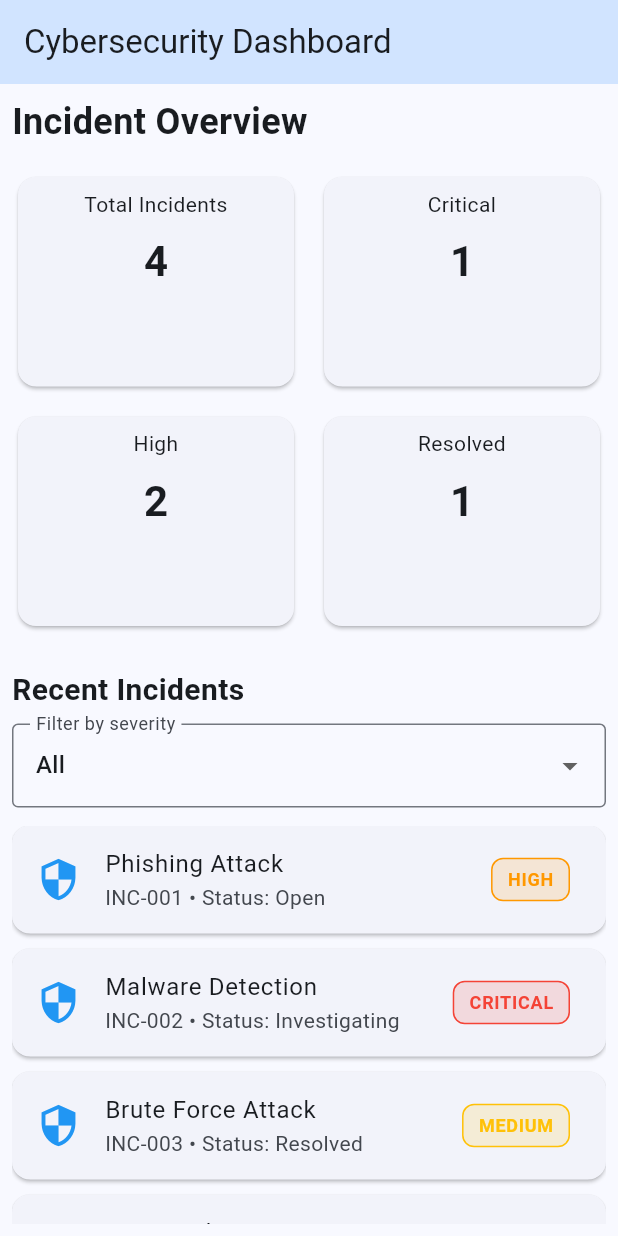
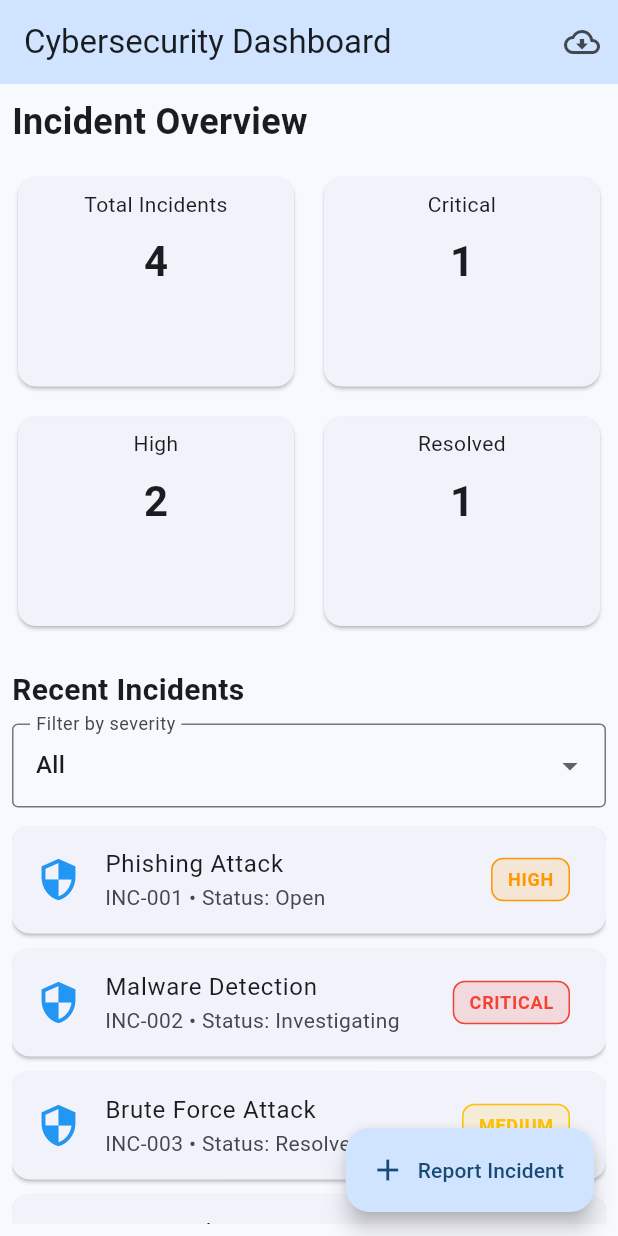
Before and after one commit to ManaswiniJillella-MJ/cybersecurity_incident_dashboard, a Flutter app: the screen it shows after launch, on a phone screen of 412 x 824 dp. Run offline on Flutter 3.47's test engine with Material 3 defaults, Android fonts, the phone set to English and light mode, and no system bars.

Commit message:
Complete Flutter lab experiments 7 to 10

```diff
--- a/lib/main.dart
+++ b/lib/main.dart
@@ -1,50 +1,22 @@
 import 'package:flutter/material.dart';
+import 'package:provider/provider.dart';
+
+import 'providers/incident_provider.dart';
 
 import 'models/incident.dart';
 import 'screens/incident_details_screen.dart';
+import 'screens/api_reports_screen.dart';
+import 'screens/report_incident_screen.dart';
 import 'widgets/severity_badge.dart';
 
 void main() {
-  runApp(const CybersecurityDashboard());
+  runApp(
+    ChangeNotifierProvider(
+      create: (_) => IncidentProvider(),
+      child: const CybersecurityDashboard(),
+    ),
+  );
 }
-
-const List<Incident> sampleIncidents = [
-  Incident(
-    id: 'INC-001',
-    title: 'Phishing Attack',
-    description:
-        'A suspicious email was detected attempting to steal user credentials.',
-    severity: 'High',
-    status: 'Open',
-    category: 'Phishing',
-  ),
-  Incident(
-    id: 'INC-002',
-    title: 'Malware Detection',
-    description: 'Malicious software was detected on an employee workstation.',
-    severity: 'Critical',
-    status: 'Investigating',
-    category: 'Malware',
-  ),
-  Incident(
-    id: 'INC-003',
-    title: 'Brute Force Attack',
-    description:
-        'Multiple failed login attempts were detected on a user account.',
-    severity: 'Medium',
-    status: 'Resolved',
-    category: 'Unauthorized Access',
-  ),
-  Incident(
-    id: 'INC-004',
-    title: 'Data Leak',
-    description:
-        'A potential exposure of confidential information requires investigation.',
-    severity: 'High',
-    status: 'Open',
-    category: 'Data Security',
-  ),
-];
 
 class CybersecurityDashboard extends StatelessWidget {
   const CybersecurityDashboard({super.key});
@@ -59,7 +31,11 @@ class CybersecurityDashboard extends StatelessWidget {
         useMaterial3: true,
       ),
       initialRoute: "/",
-      routes: {"/": (context) => const DashboardScreen()},
+      routes: {
+        "/": (context) => const DashboardScreen(),
+        "/api-reports": (context) => const ApiReportsScreen(),
+        "/report-incident": (context) => const ReportIncidentScreen(),
+      },
       onGenerateRoute: (settings) {
         if (settings.name == "/incident-details") {
           final incident = settings.arguments as Incident;
@@ -81,34 +57,38 @@ class DashboardScreen extends StatefulWidget {
 }
 
 class _DashboardScreenState extends State<DashboardScreen> {
-  String selectedSeverity = 'All';
-
   @override
   Widget build(BuildContext context) {
-    final filteredIncidents = selectedSeverity == 'All'
-        ? sampleIncidents
-        : sampleIncidents
-              .where(
-                (incident) =>
-                    incident.severity.toLowerCase() ==
-                    selectedSeverity.toLowerCase(),
-              )
-              .toList();
+    final incidentProvider = context.watch<IncidentProvider>();
+    final filteredIncidents = incidentProvider.filteredIncidents;
+    final incidents = incidentProvider.incidents;
 
-    final criticalCount = sampleIncidents
+    final criticalCount = incidents
         .where((incident) => incident.severity == 'Critical')
         .length;
-    final highCount = sampleIncidents
+    final highCount = incidents
         .where((incident) => incident.severity == 'High')
         .length;
-    final resolvedCount = sampleIncidents
+    final resolvedCount = incidents
         .where((incident) => incident.status == 'Resolved')
         .length;
 
     return Scaffold(
       appBar: AppBar(
+        actions: [
+          IconButton(
+            tooltip: 'API Demo Reports',
+            icon: const Icon(Icons.cloud_download_outlined),
+            onPressed: () => Navigator.pushNamed(context, "/api-reports"),
+          ),
+        ],
         title: const Text('Cybersecurity Dashboard'),
         backgroundColor: Theme.of(context).colorScheme.primaryContainer,
+      ),
+      floatingActionButton: FloatingActionButton.extended(
+        onPressed: () => Navigator.pushNamed(context, "/report-incident"),
+        icon: const Icon(Icons.add),
+        label: const Text("Report Incident"),
       ),
       body: Padding(
         padding: const EdgeInsets.all(8),
@@ -131,10 +111,7 @@ class _DashboardScreenState extends State<DashboardScreen> {
                   mainAxisSpacing: 12,
                   childAspectRatio: 1.3,
                   children: [
-                    _statCard(
-                      "Total Incidents",
-                      sampleIncidents.length.toString(),
-                    ),
+                    _statCard("Total Incidents", incidents.length.toString()),
                     _statCard("Critical", criticalCount.toString()),
                     _statCard("High", highCount.toString()),
                     _statCard("Resolved", resolvedCount.toString()),
@@ -149,7 +126,7 @@ class _DashboardScreenState extends State<DashboardScreen> {
             ),
             const SizedBox(height: 8),
             DropdownButtonFormField<String>(
-              initialValue: selectedSeverity,
+              initialValue: incidentProvider.selectedSeverity,
               decoration: const InputDecoration(
                 labelText: 'Filter by severity',
                 border: OutlineInputBorder(),
@@ -164,9 +141,7 @@ class _DashboardScreenState extends State<DashboardScreen> {
                   .toList(),
               onChanged: (value) {
                 if (value != null) {
-                  setState(() {
-                    selectedSeverity = value;
-                  });
+                  context.read<IncidentProvider>().setSeverity(value);
                 }
               },
             ),
@@ -224,9 +199,19 @@ class _DashboardScreenState extends State<DashboardScreen> {
               style: const TextStyle(fontSize: 14),
             ),
             const SizedBox(height: 8),
-            Text(
-              value,
-              style: const TextStyle(fontSize: 28, fontWeight: FontWeight.bold),
+            AnimatedSwitcher(
+              duration: const Duration(milliseconds: 450),
+              switchInCurve: Curves.easeOutBack,
+              transitionBuilder: (child, animation) =>
+                  ScaleTransition(scale: animation, child: child),
+              child: Text(
+                value,
+                key: ValueKey(value),
+                style: const TextStyle(
+                  fontSize: 28,
+                  fontWeight: FontWeight.bold,
+                ),
+              ),
             ),
           ],
         ),
--- /dev/null
+++ b/lib/providers/incident_provider.dart
@@ -0,0 +1,95 @@
+import 'package:flutter/foundation.dart';
+
+import '../models/incident.dart';
+
+class IncidentProvider extends ChangeNotifier {
+  final List<Incident> _incidents = [
+    Incident(
+      id: 'INC-001',
+      title: 'Phishing Attack',
+      description: 'A suspicious email attempted to steal user credentials.',
+      severity: 'High',
+      status: 'Open',
+      category: 'Phishing',
+    ),
+    Incident(
+      id: 'INC-002',
+      title: 'Malware Detection',
+      description: 'Malicious software was detected on a workstation.',
+      severity: 'Critical',
+      status: 'Investigating',
+      category: 'Malware',
+    ),
+    Incident(
+      id: 'INC-003',
+      title: 'Brute Force Attack',
+      description: 'Repeated failed login attempts were detected.',
+      severity: 'Medium',
+      status: 'Resolved',
+      category: 'Unauthorized Access',
+    ),
+    Incident(
+      id: 'INC-004',
+      title: 'Data Leak',
+      description: 'Potential unauthorized exposure of sensitive data.',
+      severity: 'High',
+      status: 'Open',
+      category: 'Data Security',
+    ),
+  ];
+
+  String _selectedSeverity = 'All';
+
+  List<Incident> get incidents => List.unmodifiable(_incidents);
+
+  String get selectedSeverity => _selectedSeverity;
+
+  List<Incident> get filteredIncidents {
+    if (_selectedSeverity == 'All') {
+      return incidents;
+    }
+
+    return _incidents
+        .where((incident) => incident.severity == _selectedSeverity)
+        .toList();
+  }
+
+  int get totalCount => _incidents.length;
+
+  int get criticalCount =>
+      _incidents.where((incident) => incident.severity == 'Critical').length;
+
+  int get highCount =>
+      _incidents.where((incident) => incident.severity == 'High').length;
+
+  void addIncident({
+    required String title,
+    required String description,
+    required String severity,
+    required String category,
+  }) {
+    final nextNumber = _incidents.length + 1;
+    final id = 'INC-${nextNumber.toString().padLeft(3, '0')}';
+
+    _incidents.insert(
+      0,
+      Incident(
+        id: id,
+        title: title.trim(),
+        description: description.trim(),
+        severity: severity,
+        status: 'Open',
+        category: category,
+      ),
+    );
+
+    notifyListeners();
+  }
+
+  void setSeverity(String severity) {
+    if (_selectedSeverity == severity) return;
+
+    _selectedSeverity = severity;
+    notifyListeners();
+  }
+}
```
Also changed, not shown: lib/screens/api_reports_screen.dart (added, +200 -0 lines), lib/screens/report_incident_screen.dart (added, +172 -0 lines), lib/services/api_service.dart (added, +41 -0 lines), 2 other files.
